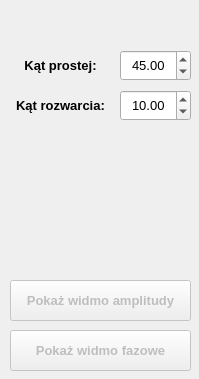
Qt form POiD/Zadanie_1/tools/zadanie2/edge_detection_filter.ui (arthurn1910/POID2017) before a commit.
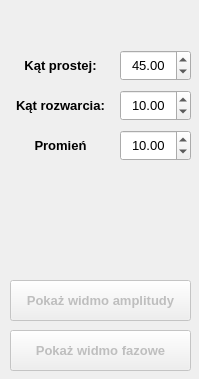
The same form after that commit.

What changed in the file:
```diff
--- a/POiD/Zadanie_1/tools/zadanie2/edge_detection_filter.ui
+++ b/POiD/Zadanie_1/tools/zadanie2/edge_detection_filter.ui
@@ -165,6 +165,53 @@
     <double>10.000000000000000</double>
    </property>
   </widget>
+  <widget class="QDoubleSpinBox" name="radius">
+   <property name="geometry">
+    <rect>
+     <x>120</x>
+     <y>130</y>
+     <width>71</width>
+     <height>31</height>
+    </rect>
+   </property>
+   <property name="font">
+    <font>
+     <pointsize>10</pointsize>
+    </font>
+   </property>
+   <property name="alignment">
+    <set>Qt::AlignCenter</set>
+   </property>
+   <property name="maximum">
+    <double>90.000000000000000</double>
+   </property>
+   <property name="value">
+    <double>10.000000000000000</double>
+   </property>
+  </widget>
+  <widget class="QLabel" name="radiusLabel_3">
+   <property name="geometry">
+    <rect>
+     <x>10</x>
+     <y>130</y>
+     <width>101</width>
+     <height>31</height>
+    </rect>
+   </property>
+   <property name="font">
+    <font>
+     <pointsize>10</pointsize>
+     <weight>75</weight>
+     <bold>true</bold>
+    </font>
+   </property>
+   <property name="text">
+    <string>Promień</string>
+   </property>
+   <property name="alignment">
+    <set>Qt::AlignCenter</set>
+   </property>
+  </widget>
  </widget>
  <resources/>
  <connections/>
```
